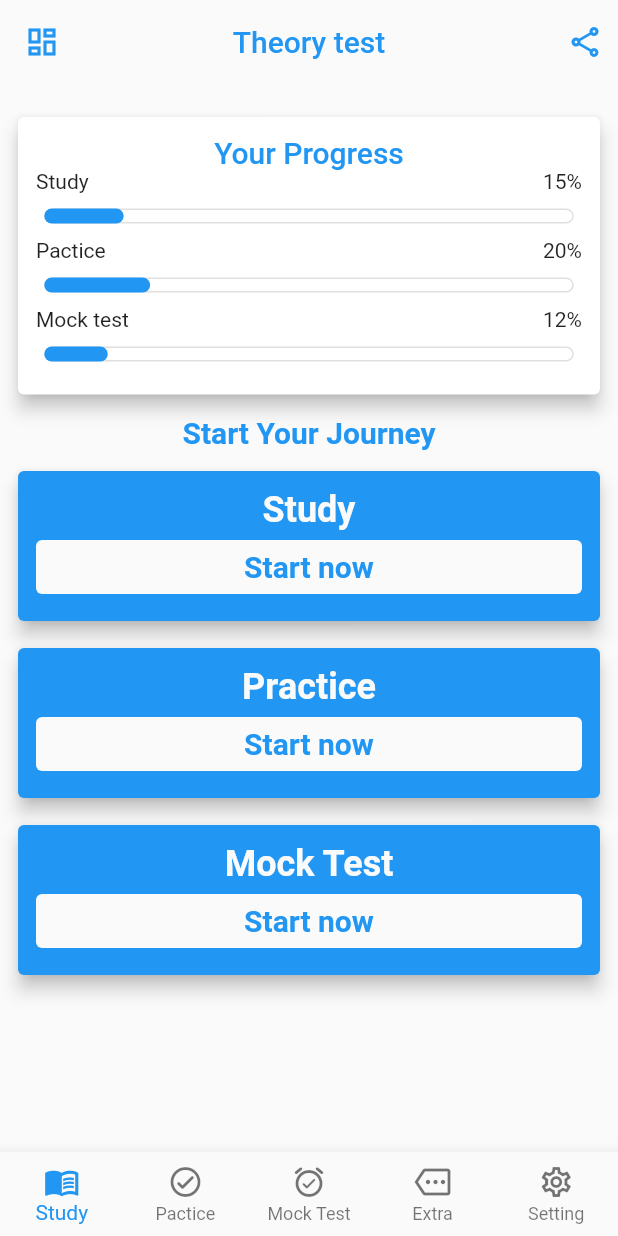
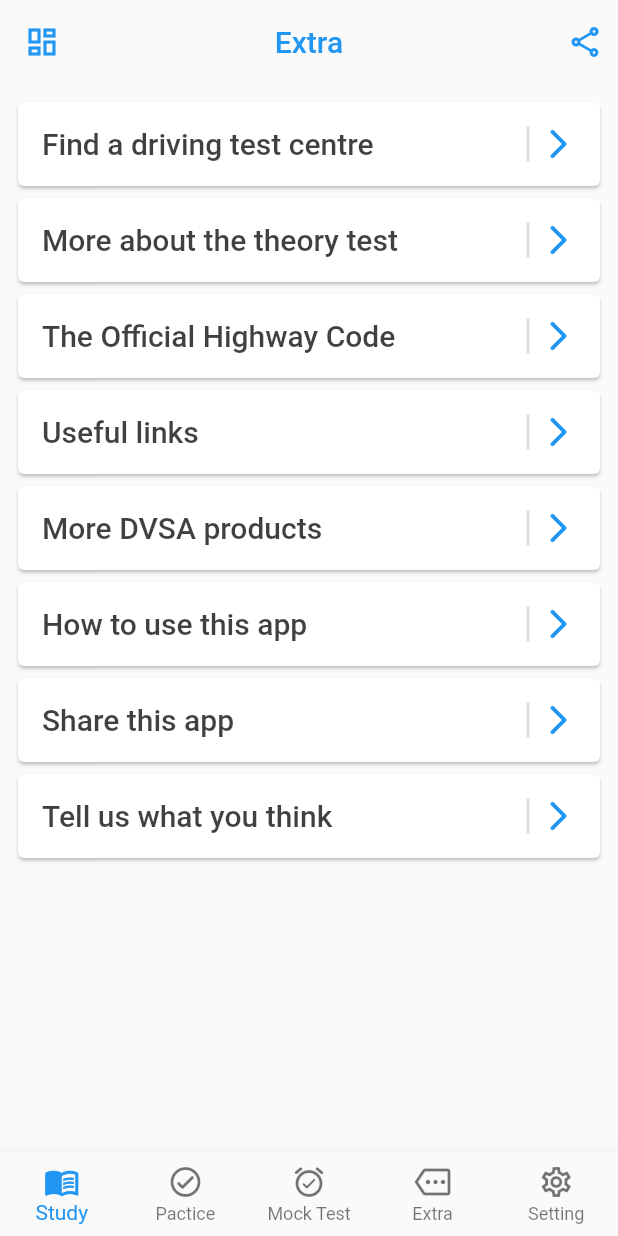
Before and after one commit to metaspook/theory_test, a Flutter app: the screen it shows after launch, on a phone screen of 412 x 824 dp. Run offline on Flutter 3.47's test engine with Material 2 defaults, Android fonts, the phone set to English and light mode, and no system bars.

Commit message:
add extra page

```diff
--- a/lib/main.dart
+++ b/lib/main.dart
@@ -1,4 +1,5 @@
 import 'package:flutter/material.dart';
+import 'package:theory_test/pages/extra_page.dart';
 import 'package:theory_test/pages/home_page.dart';
 
 void main() {
@@ -20,7 +21,8 @@
         primary: Colors.blue,
         secondary: Theme.of(context).scaffoldBackgroundColor,
       )),
-      home: const HomePage(),
+      home: const ExtraPage(),
+      // home: const HomePage(),
     );
   }
 }
--- /dev/null
+++ b/lib/pages/extra_page.dart
@@ -0,0 +1,41 @@
+import 'package:flutter/material.dart';
+import 'package:theory_test/widgets/custom_appbar.dart';
+import 'package:theory_test/widgets/custom_bottom_navigation_bar.dart';
+import 'package:theory_test/widgets/extra_page_card_button.dart';
+
+class ExtraPage extends StatelessWidget {
+  const ExtraPage({Key? key}) : super(key: key);
+
+  static const _cardButtonTitleList = <String>{
+    "Find a driving test centre",
+    "More about the theory test",
+    "The Official Highway Code",
+    "Useful links",
+    "More DVSA products",
+    "How to use this app",
+    "Share this app",
+    "Tell us what you think",
+  };
+
+  @override
+  Widget build(BuildContext context) {
+    final colorScheme = Theme.of(context).colorScheme;
+
+    return Scaffold(
+        bottomNavigationBar: CustomBottomNavigationBar(),
+        appBar: const CustomAppBar(title: 'Extra'),
+        body: Center(
+          child: Padding(
+            padding: const EdgeInsets.all(8.0),
+            child: Column(
+              // mainAxisAlignment: MainAxisAlignment.center,
+              crossAxisAlignment: CrossAxisAlignment.stretch,
+              children: [
+                for (final e in _cardButtonTitleList)
+                  ExtraPageCardButton(text: e)
+              ],
+            ),
+          ),
+        ));
+  }
+}
--- a/lib/pages/home_page.dart
+++ b/lib/pages/home_page.dart
@@ -1,6 +1,5 @@
-import 'dart:ui';
-
 import 'package:flutter/material.dart';
+import 'package:theory_test/widgets/custom_appbar.dart';
 import 'package:theory_test/widgets/custom_bottom_navigation_bar.dart';
 import 'package:theory_test/widgets/progress_bar.dart';
 import 'package:theory_test/widgets/start_journey_card.dart';
@@ -14,21 +13,7 @@ class HomePage extends StatelessWidget {
 
     return Scaffold(
         bottomNavigationBar: CustomBottomNavigationBar(),
-        appBar: AppBar(
-          iconTheme: IconThemeData(color: colorScheme.primary),
-          backgroundColor: colorScheme.secondary,
-          elevation: 0,
-          leading: const Icon(Icons.dashboard_outlined),
-          actions: const [
-            Icon(Icons.share_outlined),
-            SizedBox(width: 10),
-          ],
-          centerTitle: true,
-          title: Text(
-            "Theory test",
-            style: TextStyle(color: colorScheme.primary),
-          ),
-        ),
+        appBar: const CustomAppBar(title: 'Theory test'),
         body: Center(
           child: Padding(
             padding: const EdgeInsets.all(8.0),
--- /dev/null
+++ b/lib/widgets/custom_appbar.dart
@@ -0,0 +1,30 @@
+import 'package:flutter/material.dart';
+
+class CustomAppBar extends StatelessWidget implements PreferredSizeWidget {
+  const CustomAppBar({Key? key, required this.title}) : super(key: key);
+  final String title;
+
+  @override
+  Size get preferredSize => const Size.fromHeight(kToolbarHeight);
+
+  @override
+  Widget build(BuildContext context) {
+    final colorScheme = Theme.of(context).colorScheme;
+    return AppBar(
+      iconTheme: IconThemeData(color: colorScheme.primary),
+      backgroundColor: colorScheme.secondary,
+      elevation: 0,
+      // automaticallyImplyLeading: false,
+      leading: const Icon(Icons.dashboard_outlined),
+      actions: const [
+        Icon(Icons.share_outlined),
+        SizedBox(width: 10),
+      ],
+      centerTitle: true,
+      title: Text(
+        title,
+        style: TextStyle(color: colorScheme.primary),
+      ),
+    );
+  }
+}
--- /dev/null
+++ b/lib/widgets/extra_page_card_button.dart
@@ -0,0 +1,37 @@
+import 'package:flutter/material.dart';
+
+class ExtraPageCardButton extends StatelessWidget {
+  const ExtraPageCardButton({Key? key, required this.text}) : super(key: key);
+  final String text;
+
+  @override
+  Widget build(BuildContext context) {
+    final colorScheme = Theme.of(context).colorScheme;
+    return Card(
+        child: Padding(
+      padding: const EdgeInsets.all(16.0),
+      child: IntrinsicHeight(
+        child: Row(
+          children: [
+            Text(
+              text,
+              style: Theme.of(context)
+                  .textTheme
+                  .headline6!
+                  .copyWith(color: Colors.black.withOpacity(0.75)),
+            ),
+            Spacer(),
+            VerticalDivider(
+              thickness: 2,
+              // color: Colors.black,
+            ),
+            Icon(
+              Icons.arrow_forward_ios_rounded,
+              color: colorScheme.primary,
+            )
+          ],
+        ),
+      ),
+    ));
+  }
+}
```
